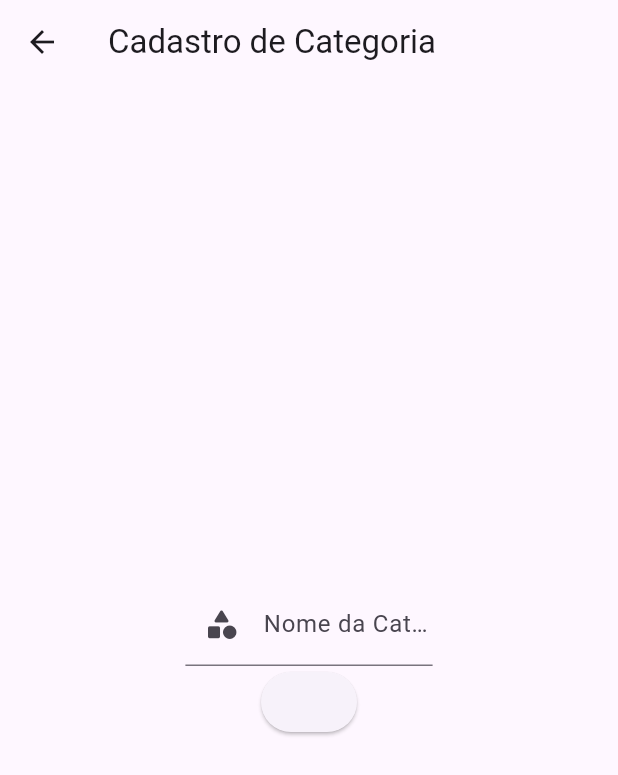
After one commit to 912-Industries/StoreCheckoutSystemFront, a Flutter app: the ConfiguracaoPage screen opened directly, after a tap on "Cadastro Categoria", on a phone screen of 412 x 824 dp. The commit adds this screen. Shown: the top 775 px of the screen. Run offline on Flutter 3.47's test engine with Material 3 defaults, Android fonts, the phone set to English and light mode, and no system bars; our stand-ins replace currency_text_input_formatter, elegant_notification, settings_ui, shared_preferences; accounts and stored records are empty.

Commit message:
Implementação Cadastro Categoria

```diff
--- a/lib/screens/home/config_screens/configuracoes.dart
+++ b/lib/screens/home/config_screens/configuracoes.dart
@@ -1,6 +1,7 @@
 import 'package:flutter/material.dart';
 import 'package:settings_ui/settings_ui.dart';
 import 'package:store_checkout_system/screens/home/config_screens/markup_config.dart';
+import 'package:store_checkout_system/widgets/produto_widgets/cadastro_categoria_widgets.dart';
 
 class ConfiguracaoPage extends StatelessWidget {
   @override
@@ -21,6 +22,16 @@ class ConfiguracaoPage extends StatelessWidget {
                 );
               },
             ),
+            SettingsTile(
+              title: Text('Cadastro Categoria'),
+              leading: Icon(Icons.category_rounded),
+              onPressed: (BuildContext context) {
+                Navigator.push(
+                    context,
+                    MaterialPageRoute(
+                        builder: (context) => CadastroCategoria()));
+              },
+            ),
           ],
         ),
       ],
--- a/lib/screens/home/estoque_modal/estoque.dart
+++ b/lib/screens/home/estoque_modal/estoque.dart
@@ -3,11 +3,11 @@ import 'dart:async';
 import 'package:flutter/material.dart';
 import 'package:store_checkout_system/screens/home/cadastro_produto/cadastro_produto.dart';
 import 'package:store_checkout_system/screens/home/pedido_compra/pedido_compra.dart';
-import 'editar_produto.dart';
+import 'package:store_checkout_system/screens/home/estoque_modal/editar_produto.dart';
 import 'package:store_checkout_system/services/produto/estoque_service.dart';
 import 'package:store_checkout_system/services/produto/autocomplete_service.dart';
 import 'package:store_checkout_system/services/produto/excluir_produto_service.dart';
-import 'package:store_checkout_system/widgets/icone_exclusao.dart';
+import 'package:store_checkout_system/widgets/estoque_widgets/icone_exclusao.dart';
 
 class EstoquePage extends StatefulWidget {
   static ValueNotifier<bool> shouldRefreshData = ValueNotifier(false);
--- a/lib/widgets/icone_exclusao.dart
+++ b/lib/widgets/estoque_widgets/icone_exclusao.dart
@@ -1,4 +1,3 @@
-// icone_exclusao.dart
 import 'package:flutter/material.dart';
 
 class IconeExclusao extends StatelessWidget {
--- /dev/null
+++ b/lib/widgets/produto_widgets/cadastro_categoria_widgets.dart
@@ -0,0 +1,55 @@
+import 'package:flutter/material.dart';
+
+class CadastroCategoria extends StatefulWidget {
+  @override
+  _CadastroCategoria createState() => _CadastroCategoria();
+}
+
+class _CadastroCategoria extends State<CadastroCategoria> {
+  final TextEditingController categoriaProduto = TextEditingController();
+
+  @override
+  Widget build(BuildContext context) {
+    return Scaffold(
+      appBar: AppBar(
+        title: Text('Cadastro de Categoria'),
+        leading: IconButton(
+          icon: Icon(Icons.arrow_back),
+          onPressed: () {
+            Navigator.pop(context);
+          },
+        ),
+      ),
+      body: SafeArea(
+        child: Padding(
+          padding: const EdgeInsets.symmetric(horizontal: 20),
+          child: Center(
+            child: Column(
+              mainAxisAlignment: MainAxisAlignment.center,
+              children: <Widget>[
+                Container(
+                  width: MediaQuery.of(context).size.width * 0.4,
+                  child: TextFormField(
+                    controller: categoriaProduto,
+                    decoration: InputDecoration(
+                      labelText: 'Nome da Categoria',
+                      prefixIcon: Padding(
+                        child: Icon(Icons.category_rounded),
+                        padding: EdgeInsets.all(5),
+                      ),
+                    ),
+                  ),
+                ),
+                //TODO Ao clicar no botão cadastrar categoria na tabela correspondente
+                ElevatedButton(
+                  onPressed: () async {},
+                  child: null,
+                )
+              ],
+            ),
+          ),
+        ),
+      ),
+    );
+  }
+}
```
